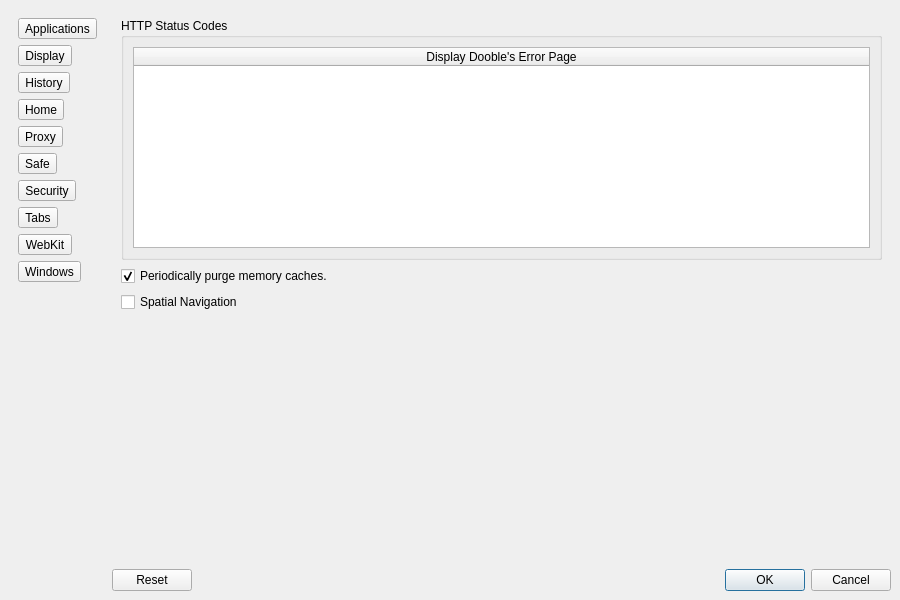
The window that Version 2.x/UI/dsettings.ui (textbrowser/dooble) describes before a commit, drawn with Qt 5.
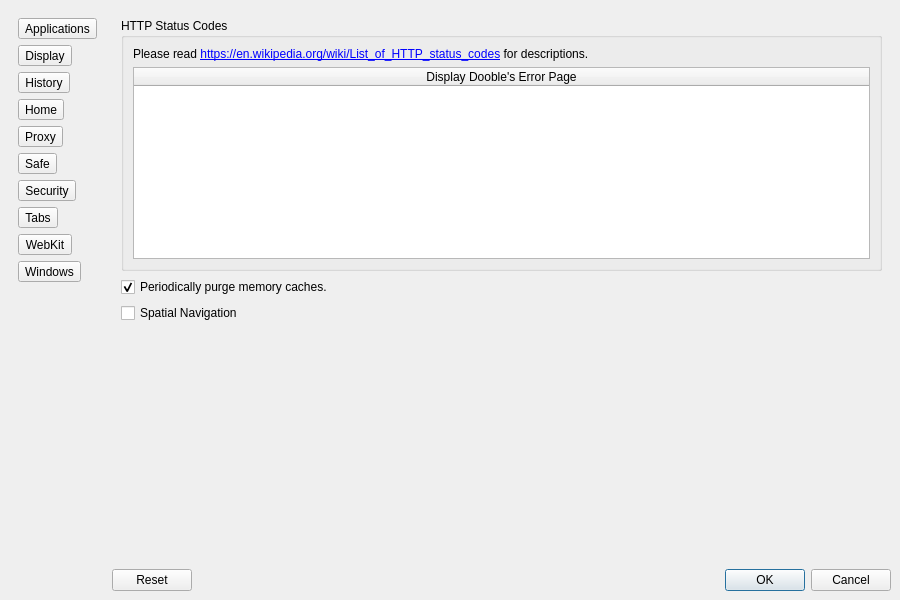
The same window after the commit. The open tabs and pages were chosen to show the change. Custom widgets are drawn as their Qt base class.

```diff
--- a/Version 2.x/UI/dsettings.ui
+++ b/Version 2.x/UI/dsettings.ui
@@ -4295,6 +4295,19 @@
              <string>HTTP Status Codes</string>
             </property>
             <layout class="QVBoxLayout" name="verticalLayout_24">
+             <item>
+              <widget class="QLabel" name="label_82">
+               <property name="text">
+                <string>&lt;html&gt;&lt;head/&gt;&lt;body&gt;&lt;p&gt;Please read &lt;a href=&quot;https://en.wikipedia.org/wiki/List_of_HTTP_status_codes&quot;&gt;&lt;span style=&quot; text-decoration: underline; color:#0000ff;&quot;&gt;https://en.wikipedia.org/wiki/List_of_HTTP_status_codes&lt;/span&gt;&lt;/a&gt; for descriptions.&lt;/p&gt;&lt;/body&gt;&lt;/html&gt;</string>
+               </property>
+               <property name="openExternalLinks">
+                <bool>true</bool>
+               </property>
+               <property name="textInteractionFlags">
+                <set>Qt::LinksAccessibleByMouse|Qt::TextSelectableByKeyboard|Qt::TextSelectableByMouse</set>
+               </property>
+              </widget>
+             </item>
              <item>
               <widget class="QTableWidget" name="httpStatusCodes">
                <attribute name="horizontalHeaderDefaultSectionSize">
```
Left out of the diff: 12 changed lines with no effect on the pictures.
